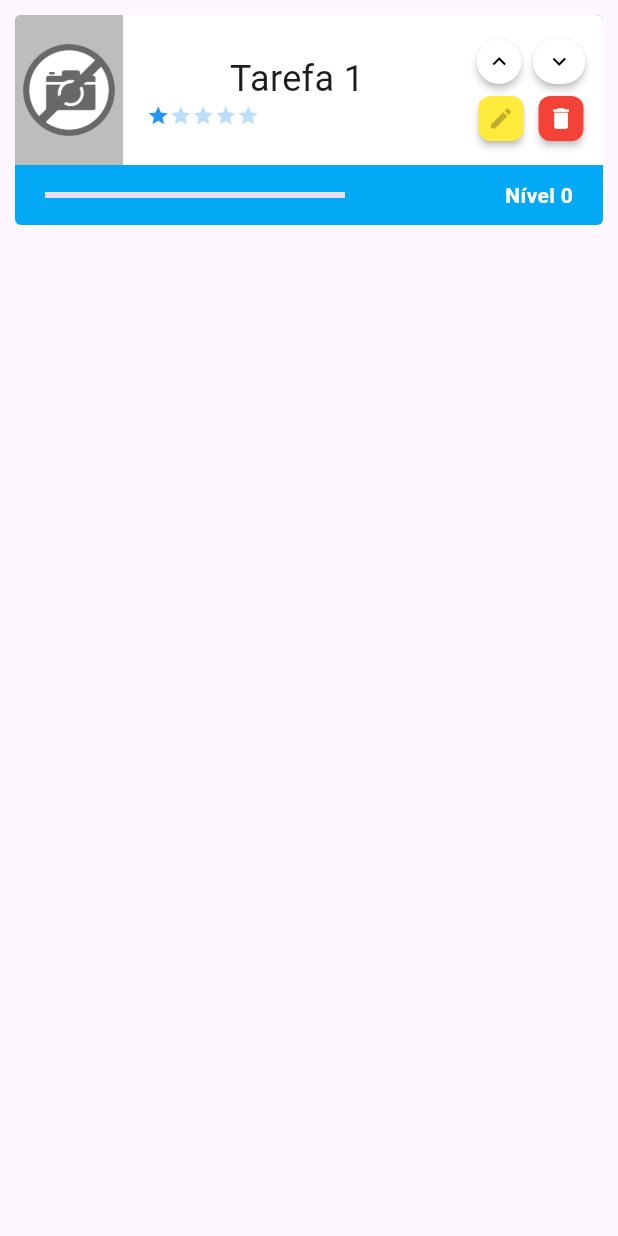
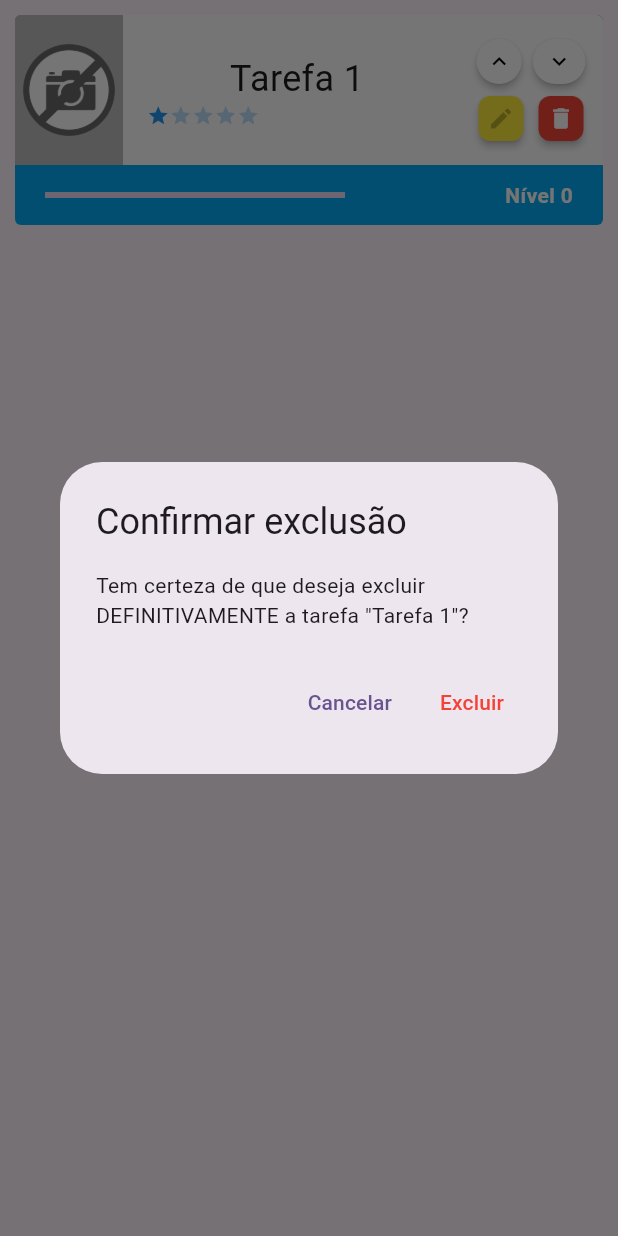
Before and after one commit to otaviovcn/primeiro_projeto_flutter, a Flutter app: the Task widget shown alone on an empty page, opened directly, after a tap on the "keyboard arrow up" icon, after a tap on the "keyboard arrow down" icon, after a tap on the "delete" icon, on a phone screen of 412 x 824 dp. Run offline on Flutter 3.47's test engine with Material 3 defaults, Android fonts, the phone set to English and light mode, and no system bars; our stand-ins replace sqflite; accounts and stored records are empty; network calls fail.

Commit message:
:sparkles: 	feat: Implements alert dialog about task deletion

```diff
--- a/lib/components/task.dart
+++ b/lib/components/task.dart
@@ -271,9 +271,36 @@ class _TaskState extends State<Task> {
                                   elevation: 2,
                                 ),
                                 onPressed: () {
-                                  setState(() {
-                                    TaskDao().delete(widget.taskName);
-                                  });
+                                  showDialog(
+                                    context: context,
+                                    builder: (BuildContext context) {
+                                      return AlertDialog(
+                                        title: Text('Confirmar exclusão'),
+                                        content: Text('Tem certeza de que deseja excluir DEFINITIVAMENTE a tarefa "${widget.taskName}"?'),
+                                        actions: [
+                                          TextButton(
+                                            onPressed: () {
+                                              Navigator.of(context).pop();
+                                            },
+                                            child: Text('Cancelar'),
+                                          ),
+                                          TextButton(
+                                            onPressed: () async {
+                                              await TaskDao().delete(widget.taskName);
+                                              Navigator.of(context).pop();
+                                              ScaffoldMessenger.of(context).showSnackBar(
+                                                SnackBar(content: Text('Tarefa excluída com sucesso!')),
+                                              );
+                                            },
+                                            child: Text(
+                                              'Excluir',
+                                              style: TextStyle(color: Colors.red),
+                                            ),
+                                          ),
+                                        ],
+                                      );
+                                    },
+                                  );
                                 },
                                 child: Icon(Icons.delete),
                               ),
```
